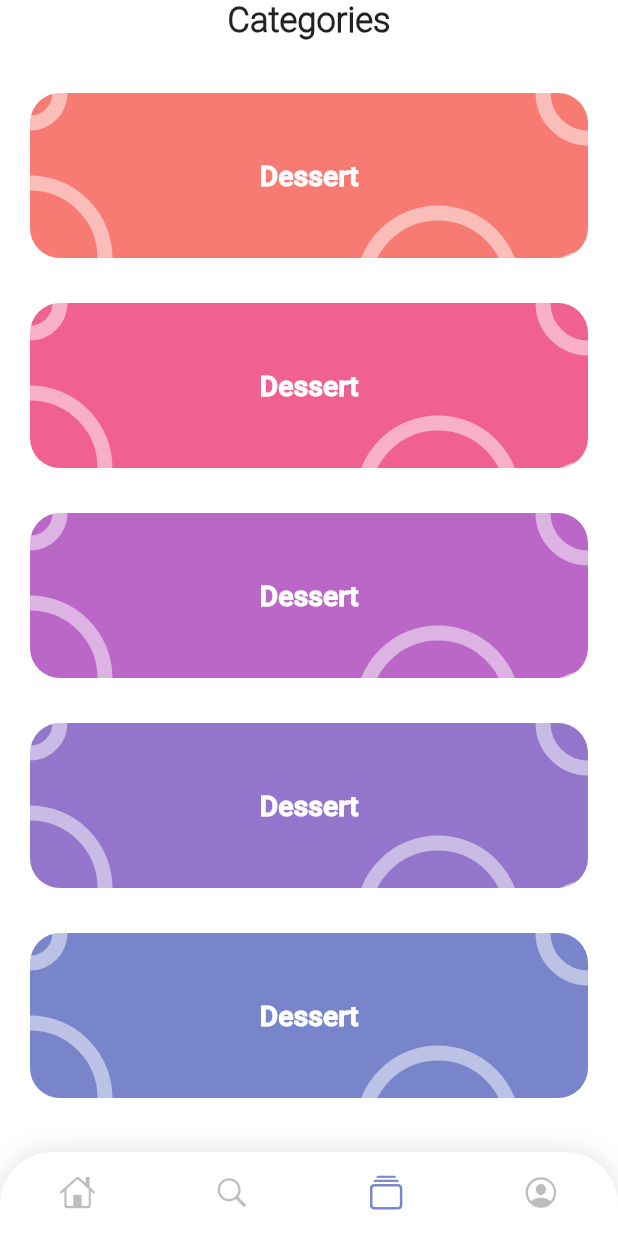
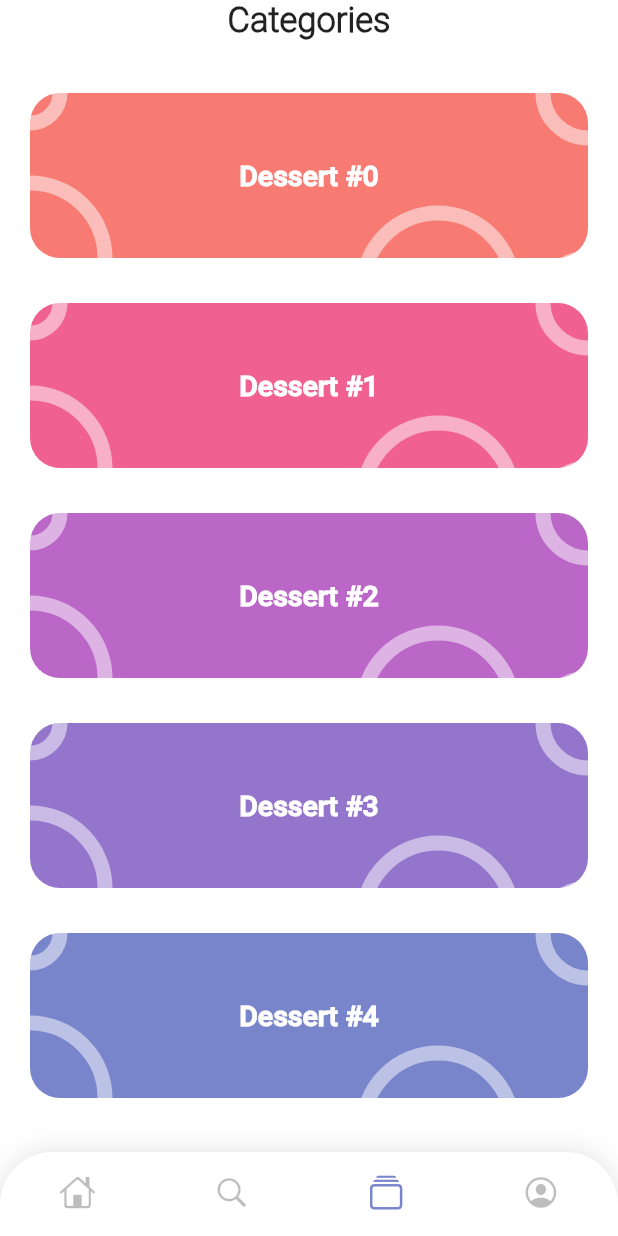
Before and after one commit to mahmoud-eslami/dessert_time, a Flutter app: the screen it shows after launch, item 3 of the bottom bar chosen, on a phone screen of 412 x 824 dp. Run offline on Flutter 3.47's test engine with Material 2 defaults, Android fonts, the phone set to English and light mode, and no system bars; our stand-ins replace bloc, dio, equatable, flutter_bloc; network calls fail.

```diff
--- a/lib/pages/category_page.dart
+++ b/lib/pages/category_page.dart
@@ -32,7 +32,7 @@ class CustomCategory extends StatelessWidget {
                   itemBuilder: (context, index) {
                     return _CategoryItem(
                       color: Colors.primaries[index],
-                      name: 'Dessert',
+                      name: 'Dessert #$index',
                     );
                   }),
             )
```
Also changed, not shown: git_image/Screenshot_1581272832.png (added), git_image/Screenshot_1581272835.png (added), git_image/Screenshot_1581272845.png (added), git_image/Screenshot_1581272853.png (added), git_image/Screenshot_1581272881.png (added), git_image/Screenshot_1581272893.png (added).
